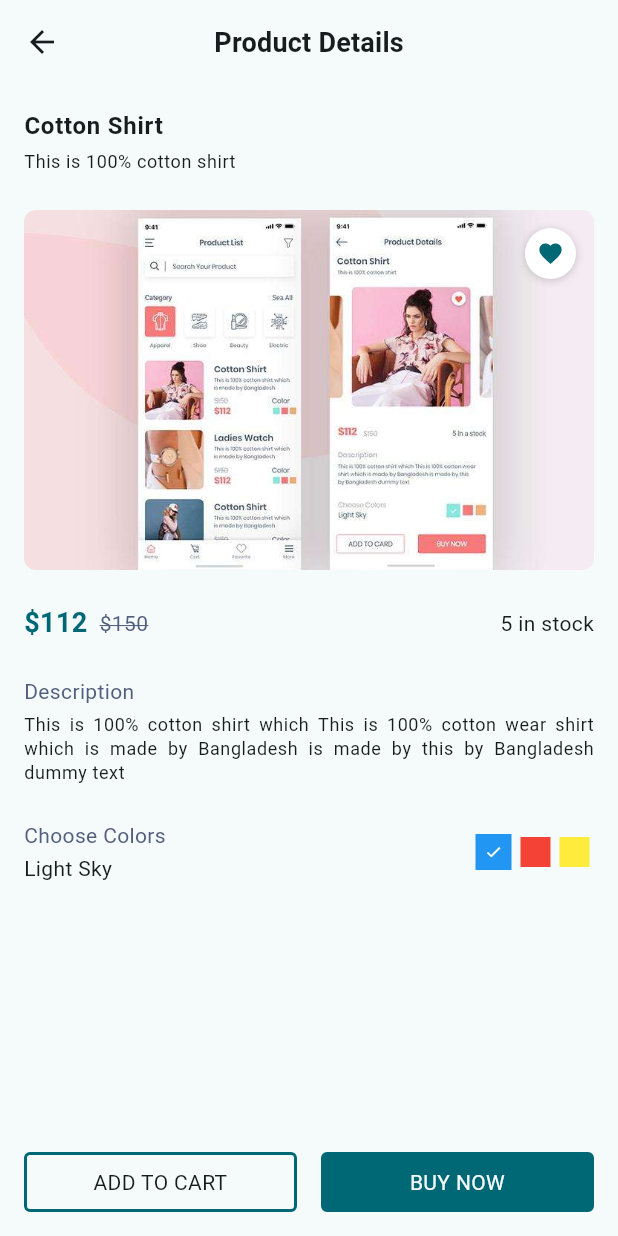
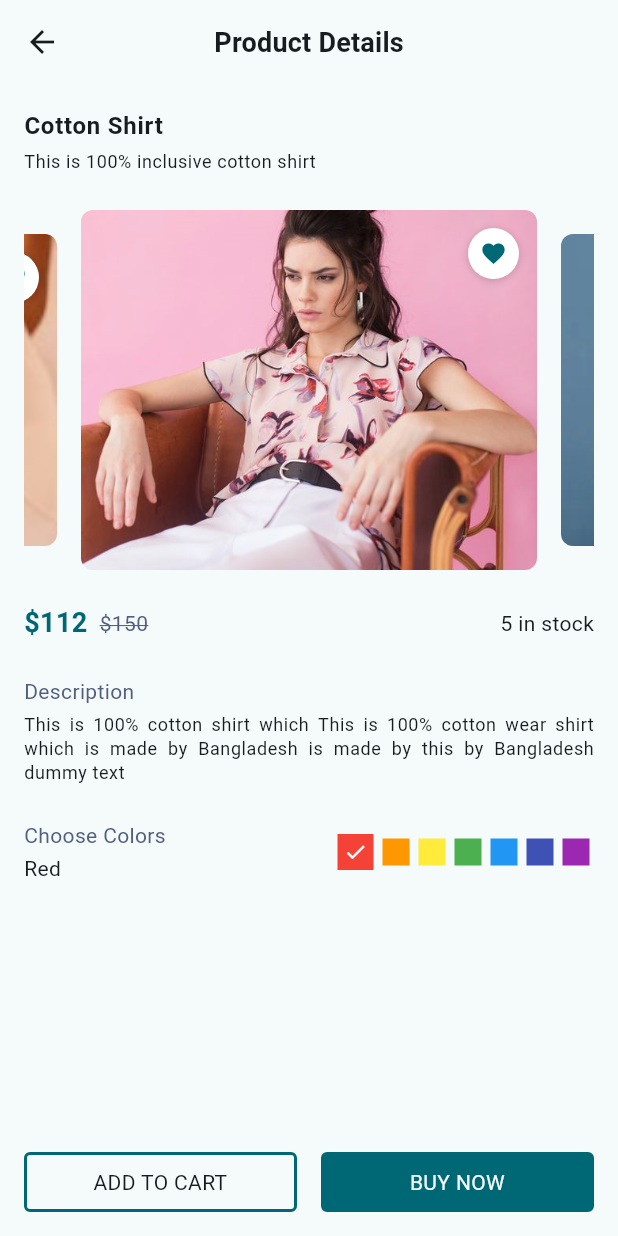
Before and after one commit to PixelSam123/flutter_task_archive, a Flutter app: the CottonShirtPageContent screen opened directly, on a phone screen of 412 x 824 dp. Run offline on Flutter 3.47's test engine with Material 3 defaults, Android fonts, the light colour scheme and no system bars; missing offline and left inert: window_size.

Commit message:
make single product page interactable

```diff
--- a/lib/pages/product_list/cotton_shirt.dart
+++ b/lib/pages/product_list/cotton_shirt.dart
@@ -1,4 +1,7 @@
+import 'dart:ui';
+
 import 'package:flutter/material.dart';
+import 'package:flutter_task_archive/types.dart';
 
 class CottonShirtPage extends StatelessWidget {
   const CottonShirtPage({super.key});
@@ -51,44 +54,11 @@ class CottonShirtPageContent extends StatelessWidget {
                 ),
                 const SizedBox(height: 4.0),
                 Text(
-                  'This is 100% cotton shirt',
+                  'This is 100% inclusive cotton shirt',
                   style: Theme.of(context).textTheme.bodySmall,
                 ),
                 const SizedBox(height: 24.0),
-                /* picture */
-                Container(
-                  width: double.infinity,
-                  height: 240.0,
-                  padding: const EdgeInsets.all(12.0),
-                  clipBehavior: Clip.antiAlias,
-                  decoration: BoxDecoration(
-                    image: const DecorationImage(
-                      image: AssetImage('assets/productlist.jpg'),
-                      fit: BoxFit.cover,
-                    ),
-                    borderRadius: BorderRadius.circular(8.0),
-                  ),
-                  alignment: Alignment.topRight,
-                  child: Container(
-                    padding: const EdgeInsets.all(8.0),
-                    decoration: BoxDecoration(
-                      color: Colors.white,
-                      shape: BoxShape.circle,
-                      boxShadow: [
-                        BoxShadow(
-                          color: Colors.black.withAlpha(47),
-                          blurRadius: 4.0,
-                          offset: const Offset(0.0, 1.0),
-                        ),
-                      ],
-                    ),
-                    child: Icon(
-                      Icons.favorite,
-                      color: Theme.of(context).colorScheme.primary,
-                      size: 18.0,
-                    ),
-                  ),
-                ),
+                const _Pictures(),
                 const SizedBox(height: 24.0),
                 /* price */
                 Row(
@@ -133,48 +103,7 @@ class CottonShirtPageContent extends StatelessWidget {
                   textAlign: TextAlign.justify,
                 ),
                 const SizedBox(height: 24.0),
-                /* choose colors */
-                Row(
-                  mainAxisAlignment: MainAxisAlignment.spaceBetween,
-                  children: [
-                    Column(
-                      crossAxisAlignment: CrossAxisAlignment.start,
-                      children: [
-                        Text(
-                          'Choose Colors',
-                          style: TextStyle(
-                            color: Theme.of(context).colorScheme.tertiary,
-                          ),
-                        ),
-                        const SizedBox(height: 2.0),
-                        const Text('Light Sky'),
-                      ],
-                    ),
-                    Row(
-                      children: [
-                        Colors.blue,
-                        Colors.red,
-                        Colors.yellow,
-                      ].map((color) {
-                        return Padding(
-                          padding: const EdgeInsets.symmetric(horizontal: 3.0),
-                          child: Container(
-                            width: color == Colors.blue ? 24.0 : 20.0,
-                            height: color == Colors.blue ? 24.0 : 20.0,
-                            color: color,
-                            child: color == Colors.blue
-                                ? const Icon(
-                                    Icons.check,
-                                    color: Colors.white,
-                                    size: 12.0,
-                                  )
-                                : null,
-                          ),
-                        );
-                      }).toList(),
-                    ),
-                  ],
-                ),
+                const _ColorPicker(),
               ],
             ),
           ),
@@ -234,3 +163,198 @@ class CottonShirtPageContent extends StatelessWidget {
     );
   }
 }
+
+class _Pictures extends StatefulWidget {
+  const _Pictures();
+
+  @override
+  State<_Pictures> createState() => _PicturesState();
+}
+
+class _PicturesState extends State<_Pictures> {
+  final List<String> images = [
+    'assets/ladieswatch.png',
+    'assets/cottonshirt.png',
+    'assets/cottonshirt2.png',
+  ];
+  final _picturesController = PageController(
+    viewportFraction: 0.8,
+    initialPage: 1,
+  );
+
+  int _currentPage = 1;
+
+  @override
+  void dispose() {
+    _picturesController.dispose();
+    super.dispose();
+  }
+
+  @override
+  Widget build(BuildContext context) {
+    return SizedBox(
+      height: 240.0,
+      child: PageView(
+        scrollBehavior: const _PicturesScrollBehavior(),
+        controller: _picturesController,
+        onPageChanged: (int page) {
+          setState(() {
+            _currentPage = page;
+          });
+        },
+        children: images
+            .map((image) => _Picture(
+                  imagePath: image,
+                  isActive: images.indexOf(image) == _currentPage,
+                ))
+            .toList(),
+      ),
+    );
+  }
+}
+
+class _PicturesScrollBehavior extends MaterialScrollBehavior {
+  const _PicturesScrollBehavior();
+
+  @override
+  Set<PointerDeviceKind> get dragDevices =>
+      super.dragDevices.union({PointerDeviceKind.mouse});
+}
+
+class _Picture extends StatelessWidget {
+  final String imagePath;
+  final bool isActive;
+
+  const _Picture({required this.imagePath, required this.isActive});
+
+  @override
+  Widget build(BuildContext context) {
+    return AnimatedPadding(
+      duration: const Duration(milliseconds: 300),
+      curve: Curves.decelerate,
+      padding: EdgeInsets.symmetric(
+        horizontal: isActive ? 0.0 : 16.0,
+        vertical: isActive ? 0.0 : 16.0,
+      ),
+      child: Container(
+        width: double.infinity,
+        padding: const EdgeInsets.all(12.0),
+        clipBehavior: Clip.antiAlias,
+        decoration: BoxDecoration(
+          image: DecorationImage(
+            image: AssetImage(imagePath),
+            fit: BoxFit.cover,
+          ),
+          borderRadius: BorderRadius.circular(8.0),
+        ),
+        alignment: Alignment.topRight,
+        child: Container(
+          padding: const EdgeInsets.all(8.0),
+          decoration: BoxDecoration(
+            color: Colors.white,
+            shape: BoxShape.circle,
+            boxShadow: [
+              BoxShadow(
+                color: Colors.black.withAlpha(47),
+                blurRadius: 4.0,
+                offset: const Offset(0.0, 1.0),
+              ),
+            ],
+          ),
+          child: Icon(
+            Icons.favorite,
+            color: Theme.of(context).colorScheme.primary,
+            size: 18.0,
+          ),
+        ),
+      ),
+    );
+  }
+}
+
+class _ColorPicker extends StatefulWidget {
+  const _ColorPicker();
+
+  @override
+  State<_ColorPicker> createState() => _ColorPickerState();
+}
+
+class _ColorPickerState extends State<_ColorPicker> {
+  final List<ColorData> colors = const [
+    ColorData(name: 'Red', color: Colors.red),
+    ColorData(name: 'Orange', color: Colors.orange),
+    ColorData(name: 'Yellow', color: Colors.yellow),
+    ColorData(name: 'Green', color: Colors.green),
+    ColorData(name: 'Blue', color: Colors.blue),
+    ColorData(name: 'Indigo', color: Colors.indigo),
+    ColorData(name: 'Violet', color: Colors.purple),
+  ];
+
+  String chosenColor = 'Red';
+
+  @override
+  Widget build(BuildContext context) {
+    return Row(
+      mainAxisAlignment: MainAxisAlignment.spaceBetween,
+      children: [
+        Column(
+          crossAxisAlignment: CrossAxisAlignment.start,
+          children: [
+            Text(
+              'Choose Colors',
+              style: TextStyle(
+                color: Theme.of(context).colorScheme.tertiary,
+              ),
+            ),
+            const SizedBox(height: 2.0),
+            Text(chosenColor),
+          ],
+        ),
+        Row(
+          children: colors.map((color) {
+            return _Color(
+                colorData: color,
+                isActive: color.name == chosenColor,
+                onTap: () {
+                  setState(() {
+                    chosenColor = color.name;
+                  });
+                });
+          }).toList(),
+        ),
+      ],
+    );
+  }
+}
+
+class _Color extends StatelessWidget {
+  final ColorData colorData;
+  final bool isActive;
+  final void Function() onTap;
+
+  const _Color({
+    required this.colorData,
+    required this.isActive,
+    required this.onTap,
+  });
+
+  @override
+  Widget build(BuildContext context) {
+    return Padding(
+      padding: const EdgeInsets.symmetric(horizontal: 3.0),
+      child: GestureDetector(
+        onTap: onTap,
+        child: AnimatedContainer(
+          duration: const Duration(milliseconds: 150),
+          curve: Curves.decelerate,
+          width: isActive ? 24.0 : 18.0,
+          height: isActive ? 24.0 : 18.0,
+          color: colorData.color,
+          child: isActive
+              ? const Icon(Icons.check, color: Colors.white, size: 16.0)
+              : null,
+        ),
+      ),
+    );
+  }
+}
--- a/lib/types.dart
+++ b/lib/types.dart
@@ -1,3 +1,5 @@
+import 'package:flutter/material.dart';
+
 class Continent {
   final String name;
   final List<Location> locations;
@@ -44,3 +46,10 @@ class Product {
     required this.thumbnailPath,
   });
 }
+
+class ColorData {
+  final Color color;
+  final String name;
+
+  const ColorData({required this.color, required this.name});
+}
```
